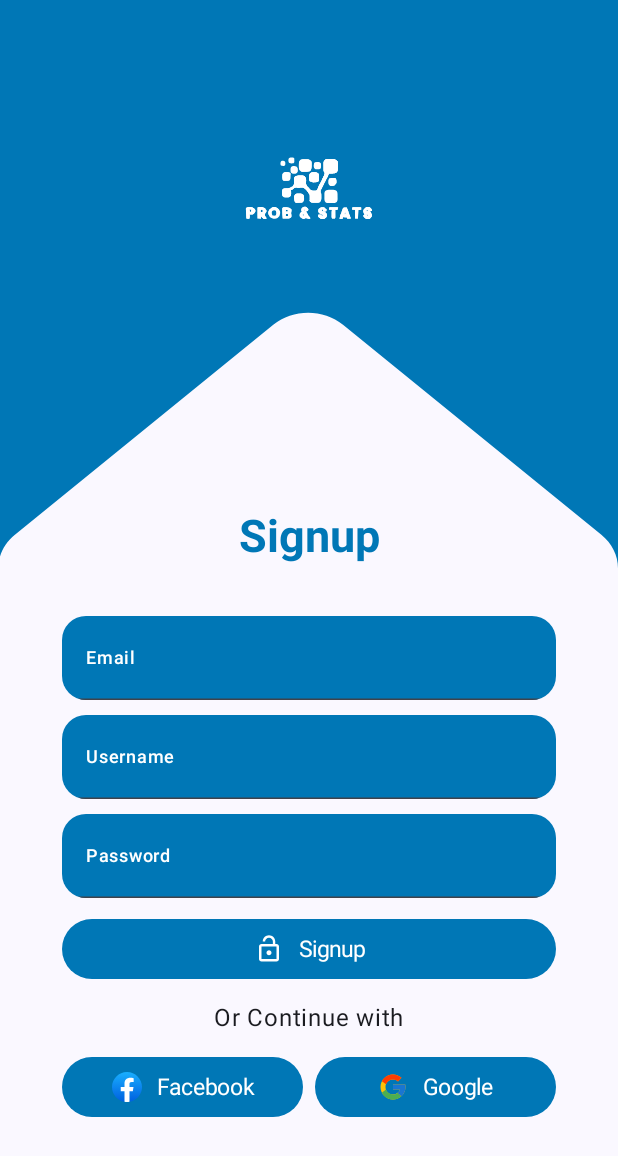
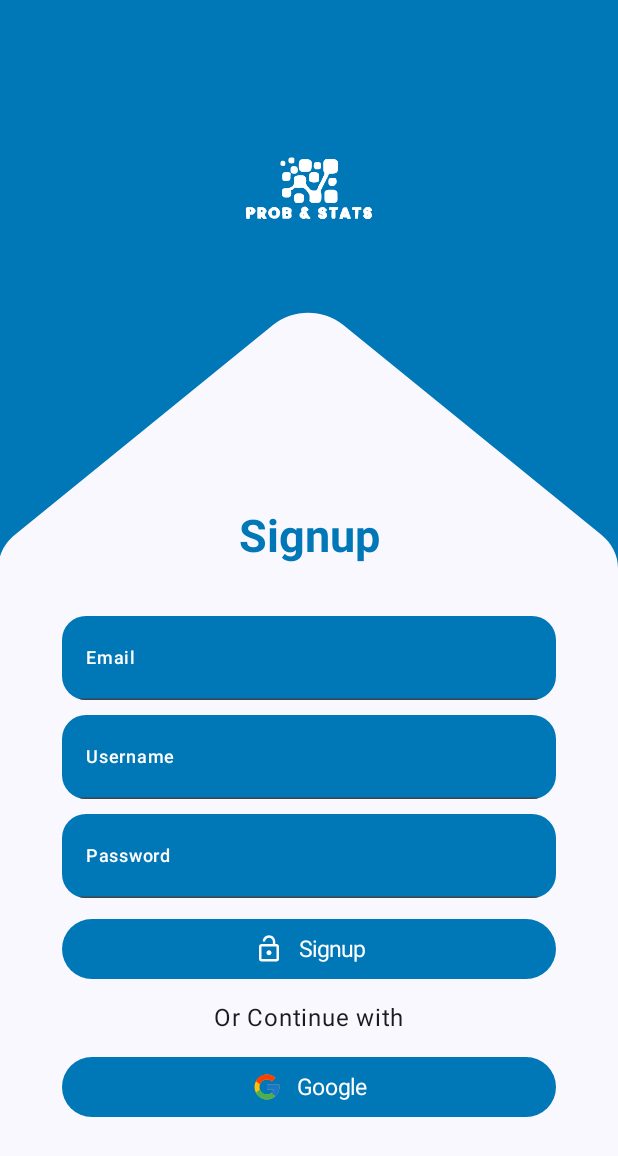
Before and after one commit to s1lent18/ProbStats, an Android app built with Jetpack Compose: the screen it shows after launch (MainActivity), after a tap on "Add User", on a phone screen of 412 x 824 dp. Shown: the top 1156 px of the screen. Run offline under Robolectric (Android 15) with nearby library versions, the phone set to English and light mode, and no system bars; our stand-ins replace Firebase (no records; nobody signed in at launch, a user with empty details on screens opened directly), livedata-compose.

Commit message:
UI Updated

```diff
--- a/app/src/main/java/com/example/kotlin_learning/view/Login.kt
+++ b/app/src/main/java/com/example/kotlin_learning/view/Login.kt
@@ -449,8 +449,8 @@ fun Login(
                                     horizontalArrangement = Arrangement.SpaceBetween,
                                     modifier = Modifier.fillMaxWidth(fraction = 0.8f)
                                 ) {
-                                    SocialIconButton(modifier = Modifier.weight(1f),iconId = R.drawable.facebook, contentDescription = "Facebook", onClick = {}, check = false)
-                                    Spacer(modifier = Modifier.width(8.dp))
+//                                    SocialIconButton(modifier = Modifier.weight(1f),iconId = R.drawable.facebook, contentDescription = "Facebook", onClick = {}, check = false)
+//                                    Spacer(modifier = Modifier.width(8.dp))
                                     SocialIconButton(modifier = Modifier.weight(1f),iconId = R.drawable.google, contentDescription = "Google", onClick = {}, check = false)
                                 }
                             }
--- a/app/src/main/java/com/example/kotlin_learning/view/Signup.kt
+++ b/app/src/main/java/com/example/kotlin_learning/view/Signup.kt
@@ -211,8 +211,8 @@ fun Signup(
                                 horizontalArrangement = Arrangement.SpaceBetween,
                                 modifier = Modifier.fillMaxWidth(fraction = 0.8f)
                             ) {
-                                SocialIconButton(modifier = Modifier.weight(1f),iconId = R.drawable.facebook, contentDescription = "Facebook", onClick = {}, check = false)
-                                Spacer(modifier = Modifier.width(8.dp))
+//                                SocialIconButton(modifier = Modifier.weight(1f),iconId = R.drawable.facebook, contentDescription = "Facebook", onClick = {}, check = false)
+//                                Spacer(modifier = Modifier.width(8.dp))
                                 SocialIconButton(modifier = Modifier.weight(1f),iconId = R.drawable.google, contentDescription = "Google", onClick = {}, check = false)
                             }
                         }
```
